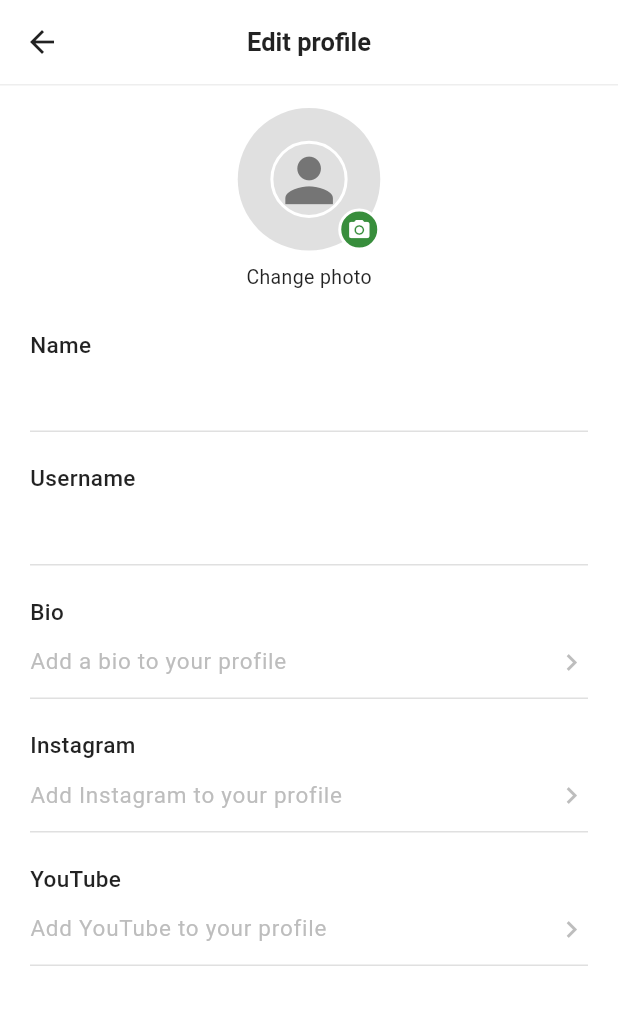
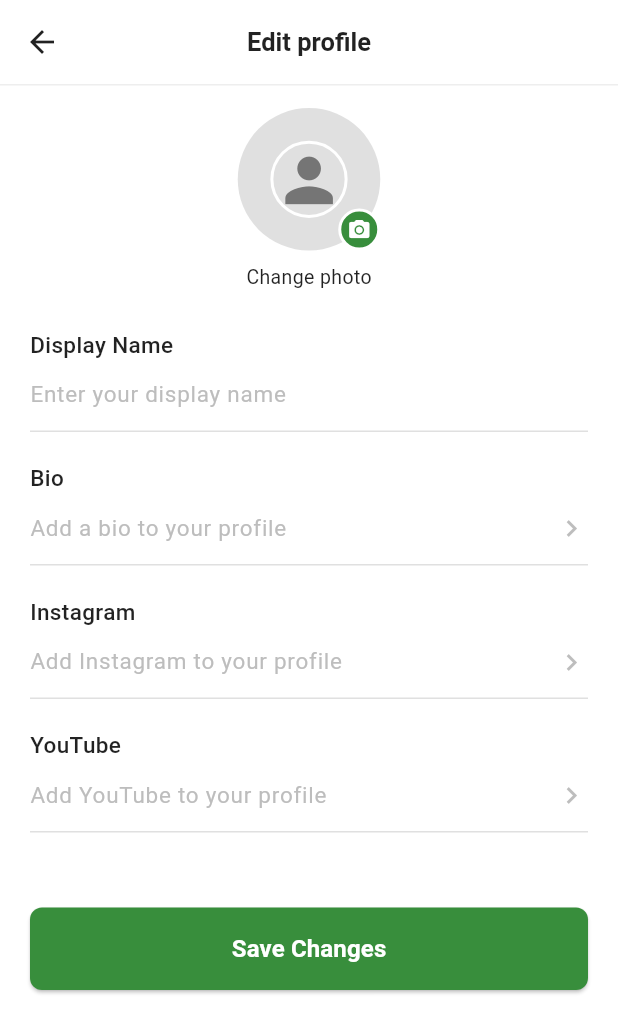
Before and after one commit to ben-gauntletai/Flipsy, a Flutter app: the screen it shows once a user with an empty profile is signed in, item 5 of the bottom bar chosen, after a tap on "Edit Profile", on a phone screen of 412 x 824 dp. Shown: the top 1033 px of the screen. Run offline on Flutter 3.47's test engine with Material 3 defaults, Android fonts, the phone set to English and light mode, and no system bars; our stand-ins replace bloc, cached_network_image, cloud_firestore, cloud_functions, equatable, firebase_auth and 8 more; missing offline and left inert: video_compress; accounts and stored records are empty; network calls fail.

Commit message:
got rid of username and fixed profile page

```diff
--- a/lib/features/auth/models/user_model.dart
+++ b/lib/features/auth/models/user_model.dart
@@ -4,7 +4,8 @@ import 'package:equatable/equatable.dart';
 class UserModel extends Equatable {
   final String id;
   final String email;
-  final String displayName;
+  final String displayName; // User's chosen display name
+  final String username; // Unique username (cannot be changed)
   final String? avatarURL;
   final String? bio;
   final DateTime createdAt;
@@ -18,6 +19,7 @@ class UserModel extends Equatable {
     required this.id,
     required this.email,
     required this.displayName,
+    required this.username,
     this.avatarURL,
     this.bio,
     required this.createdAt,
@@ -56,10 +58,17 @@ class UserModel extends Equatable {
           'UserModel: Using current time for updatedAt as timestamp was not found');
     }
 
+    // For existing users who don't have a separate username field yet,
+    // use displayName as username. For new users, these will be properly set.
+    final username =
+        (data['username'] as String?) ?? data['displayName'] as String;
+    final displayName = data['displayName'] as String;
+
     final userModel = UserModel(
       id: doc.id,
       email: data['email'] as String,
-      displayName: data['displayName'] as String,
+      displayName: displayName,
+      username: username,
       avatarURL: data['avatarURL'] as String?,
       bio: data['bio'] as String?,
       createdAt: createdAt,
@@ -71,7 +80,7 @@ class UserModel extends Equatable {
     );
 
     print(
-        'UserModel: Created UserModel with avatarURL: ${userModel.avatarURL}');
+        'UserModel: Created UserModel with displayName: ${userModel.displayName}, username: ${userModel.username}');
     return userModel;
   }
 
@@ -79,6 +88,7 @@ class UserModel extends Equatable {
     return {
       'email': email,
       'displayName': displayName,
+      'username': username,
       'avatarURL': avatarURL,
       'bio': bio,
       'createdAt': Timestamp.fromDate(createdAt),
@@ -94,6 +104,7 @@ class UserModel extends Equatable {
     String? id,
     String? email,
     String? displayName,
+    String? username,
     String? avatarURL,
     String? bio,
     DateTime? createdAt,
@@ -107,6 +118,7 @@ class UserModel extends Equatable {
       id: id ?? this.id,
       email: email ?? this.email,
       displayName: displayName ?? this.displayName,
+      username: username ?? this.username,
       avatarURL: avatarURL ?? this.avatarURL,
       bio: bio ?? this.bio,
       createdAt: createdAt ?? this.createdAt,
@@ -123,6 +135,7 @@ class UserModel extends Equatable {
         id,
         email,
         displayName,
+        username,
         avatarURL,
         bio,
         createdAt,
--- a/lib/features/profile/screens/edit_profile_screen.dart
+++ b/lib/features/profile/screens/edit_profile_screen.dart
@@ -18,8 +18,7 @@ class EditProfileScreen extends StatefulWidget {
 }
 
 class _EditProfileScreenState extends State<EditProfileScreen> {
-  final TextEditingController _nameController = TextEditingController();
-  final TextEditingController _usernameController = TextEditingController();
+  final TextEditingController _displayNameController = TextEditingController();
   final TextEditingController _bioController = TextEditingController();
   final TextEditingController _instagramController = TextEditingController();
   final TextEditingController _youtubeController = TextEditingController();
@@ -34,15 +33,14 @@ class _EditProfileScreenState extends State<EditProfileScreen> {
     super.initState();
     final state = context.read<AuthBloc>().state;
     if (state is Authenticated) {
-      _nameController.text = state.user.displayName;
+      _displayNameController.text = state.user.displayName;
       _bioController.text = state.user.bio ?? '';
     }
   }
 
   @override
   void dispose() {
-    _nameController.dispose();
-    _usernameController.dispose();
+    _displayNameController.dispose();
     _bioController.dispose();
     _instagramController.dispose();
     _youtubeController.dispose();
@@ -189,15 +187,14 @@ class _EditProfileScreenState extends State<EditProfileScreen> {
         }
       }
 
-      // Update profile using AuthBloc
-      if (avatarURL != null ||
-          _nameController.text.trim() != state.user.displayName ||
-          _bioController.text.trim() != state.user.bio) {
+      // Check if there are any changes to update
+      final hasBioChange = _bioController.text.trim() != state.user.bio;
+
+      if (avatarURL != null || hasBioChange) {
         print('EditProfileScreen: Sending profile update request');
 
         final updateData = {
-          'displayName': _nameController.text.trim(),
-          'bio': _bioController.text.trim(),
+          if (hasBioChange) 'bio': _bioController.text.trim(),
           if (avatarURL != null) 'avatarURL': avatarURL,
         };
         print('EditProfileScreen: Update data: $updateData');
@@ -257,6 +254,14 @@ class _EditProfileScreenState extends State<EditProfileScreen> {
           duration: Duration(seconds: 2),
         ),
       );
+  }
+
+  bool _hasUnsavedChanges() {
+    final state = context.read<AuthBloc>().state;
+    if (state is! Authenticated) return false;
+
+    return _bioController.text.trim() != (state.user.bio ?? '') ||
+        _imageFile != null;
   }
 
   @override
@@ -321,7 +326,36 @@ class _EditProfileScreenState extends State<EditProfileScreen> {
                   elevation: 0,
                   leading: IconButton(
                     icon: const Icon(Icons.arrow_back, color: Colors.black87),
-                    onPressed: isUpdating ? null : () => Navigator.pop(context),
+                    onPressed: isUpdating
+                        ? null
+                        : () {
+                            if (_hasUnsavedChanges()) {
+                              showDialog(
+                                context: context,
+                                builder: (context) => AlertDialog(
+                                  title: const Text('Discard Changes?'),
+                                  content: const Text(
+                                      'You have unsaved changes. Are you sure you want to discard them?'),
+                                  actions: [
+                                    TextButton(
+                                      onPressed: () => Navigator.pop(context),
+                                      child: const Text('CANCEL'),
+                                    ),
+                                    TextButton(
+                                      onPressed: () {
+                                        Navigator.pop(context); // Close dialog
+                                        Navigator.pop(
+                                            context); // Go back to profile
+                                      },
+                                      child: const Text('DISCARD'),
+                                    ),
+                                  ],
+                                ),
+                              );
+                            } else {
+                              Navigator.pop(context);
+                            }
+                          },
                   ),
                   title: const Text(
                     'Edit profile',
@@ -419,14 +453,12 @@ class _EditProfileScreenState extends State<EditProfileScreen> {
                           child: Column(
                             children: [
                               _buildTextField(
-                                label: 'Name',
-                                controller: _nameController,
-                              ),
-                              _buildTextField(
-                                label: 'Username',
-                                controller: _usernameController,
+                                label: 'Display Name',
+                                controller: _displayNameController,
+                                textCapitalization: TextCapitalization.words,
+                                hintText: 'Enter your display name',
                                 enabled: false,
-                                hintText: user.displayName.toLowerCase(),
+                                showArrow: false,
                               ),
                               _buildTextField(
                                 label: 'Bio',
@@ -435,6 +467,8 @@ class _EditProfileScreenState extends State<EditProfileScreen> {
                                 hintText: 'Add a bio to your profile',
                                 showBottomDivider: false,
                                 showBottomSpace: false,
+                                textCapitalization:
+                                    TextCapitalization.sentences,
                               ),
                               const Divider(height: 1, color: Colors.black12),
                               _buildTextField(
@@ -450,6 +484,31 @@ class _EditProfileScreenState extends State<EditProfileScreen> {
                                 showArrow: true,
                                 hintText: 'Add YouTube to your profile',
                               ),
+                              const SizedBox(height: 30),
+                              SizedBox(
+                                width: double.infinity,
+                                child: ElevatedButton(
+                                  onPressed: isUpdating ? null : _updateProfile,
+                                  style: ElevatedButton.styleFrom(
+                                    backgroundColor: Colors.green[700],
+                                    foregroundColor: Colors.white,
+                                    padding: const EdgeInsets.symmetric(
+                                        vertical: 16),
+                                    shape: RoundedRectangleBorder(
+                                      borderRadius: BorderRadius.circular(8),
+                                    ),
+                                    disabledBackgroundColor: Colors.grey,
+                                  ),
+                                  child: Text(
+                                    isUpdating ? 'Saving...' : 'Save Changes',
+                                    style: const TextStyle(
+                                      fontSize: 16,
+                                      fontWeight: FontWeight.w600,
+                                    ),
+                                  ),
+                                ),
+                              ),
+                              const SizedBox(height: 30),
                             ],
                           ),
                         ),
@@ -479,9 +538,11 @@ class _EditProfileScreenState extends State<EditProfileScreen> {
     bool enabled = true,
     bool showArrow = false,
     String? hintText,
+    String? helperText,
     bool showBottomDivider = true,
     bool showBottomSpace = true,
     bool showTopSpace = false,
+    TextCapitalization textCapitalization = TextCapitalization.none,
   }) {
     return Column(
       crossAxisAlignment: CrossAxisAlignment.start,
@@ -502,6 +563,7 @@ class _EditProfileScreenState extends State<EditProfileScreen> {
               child: TextField(
                 controller: controller,
                 enabled: enabled,
+                textCapitalization: textCapitalization,
                 style: const TextStyle(
                   fontSize: 15,
                   color: Colors.black87,
@@ -514,6 +576,11 @@ class _EditProfileScreenState extends State<EditProfileScreen> {
                   hintStyle: TextStyle(
                     color: Colors.grey[400],
                     fontSize: 15,
+                  ),
+                  helperText: helperText,
+                  helperStyle: TextStyle(
+                    color: Colors.grey[600],
+                    fontSize: 12,
                   ),
                 ),
               ),
--- a/lib/features/profile/screens/profile_screen.dart
+++ b/lib/features/profile/screens/profile_screen.dart
@@ -81,6 +81,7 @@ class ProfileScreen extends StatelessWidget {
           final Map<String, dynamic> userData = isCurrentUser
               ? {
                   'displayName': currentUser!.displayName,
+                  'username': currentUser!.username,
                   'avatarURL': currentUser!.avatarURL,
                   'followingCount': currentUser!.followingCount,
                   'followersCount': currentUser!.followersCount,
@@ -91,6 +92,9 @@ class ProfileScreen extends StatelessWidget {
           final displayName = isCurrentUser
               ? currentUser!.displayName
               : (userData['displayName'] as String?) ?? 'User';
+          final username = isCurrentUser
+              ? currentUser!.username
+              : (userData['username'] as String?) ?? displayName;
           final avatarURL = isCurrentUser
               ? currentUser!.avatarURL
               : userData['avatarURL'] as String?;
@@ -120,10 +124,24 @@ class ProfileScreen extends StatelessWidget {
                         radius: 50,
                       ),
                       const SizedBox(height: 16),
-                      // Display Name
-                      Text(
-                        '@$displayName',
-                        style: Theme.of(context).textTheme.titleLarge,
+                      // Display Name and Username
+                      Column(
+                        children: [
+                          Text(
+                            displayName,
+                            style: Theme.of(context).textTheme.titleLarge,
+                          ),
+                          const SizedBox(height: 4),
+                          Text(
+                            '@$username',
+                            style: Theme.of(context)
+                                .textTheme
+                                .titleMedium
+                                ?.copyWith(
+                                  color: Colors.grey[600],
+                                ),
+                          ),
+                        ],
                       ),
                       const SizedBox(height: 20),
                       // Stats Row
```
Also changed, not shown: lib/features/feed/screens/feed_screen.dart (+46 -30 lines), lib/services/auth_service.dart (+11 -13 lines), lib/services/user_service.dart (+6 -1 lines).
